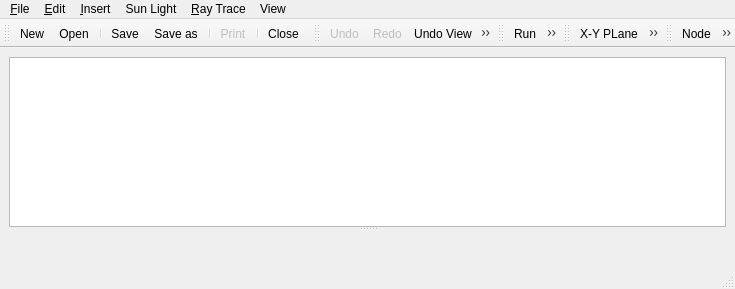
The window that TonatiuhProject/src/source/gui/mainwindow.ui (iat-cener/tonatiuh) describes before a commit, drawn with Qt 5.
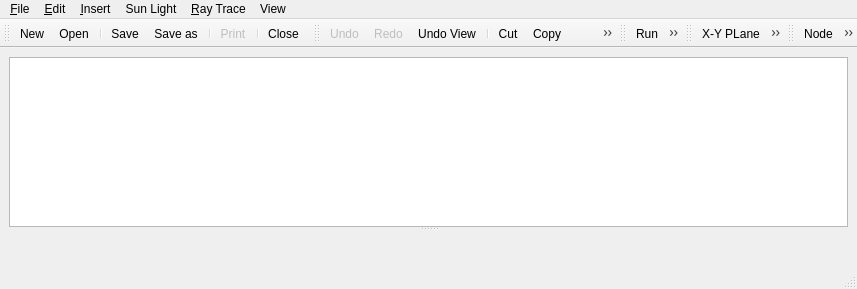
The same window after the commit. Icons and pictures are not drawn. Custom widgets are drawn as their Qt base class.

Commit message: New view action added to Tonatiuh. This view shows the scene from the sun

Patch:
```diff
--- a/TonatiuhProject/src/source/gui/mainwindow.ui
+++ b/TonatiuhProject/src/source/gui/mainwindow.ui
@@ -9,8 +9,8 @@
   <property name="geometry">
    <rect>
     <x>0</x>
-    <y>147</y>
-    <width>735</width>
+    <y>0</y>
+    <width>857</width>
     <height>289</height>
    </rect>
   </property>
@@ -92,7 +92,7 @@
     <rect>
      <x>0</x>
      <y>0</y>
-     <width>735</width>
+     <width>857</width>
      <height>21</height>
     </rect>
    </property>
@@ -239,6 +239,7 @@
    <addaction name="action_X_Y_Plane"/>
    <addaction name="action_Y_Z_Plane"/>
    <addaction name="action_X_Z_Plane"/>
+   <addaction name="actionSunPlane"/>
   </widget>
   <widget class="QToolBar" name="insertTollBar">
    <property name="windowTitle">
@@ -571,7 +572,7 @@
      <normaloff>:/icons/deleteTracker.png</normaloff>:/icons/deleteTracker.png</iconset>
    </property>
    <property name="text">
-    <string>Delete Tracker</string>
+    <string>SunPlane</string>
    </property>
   </action>
  </widget>
```
Left out of the diff: 52 changed lines with no effect on the pictures. The commit also changes 4 other files.
